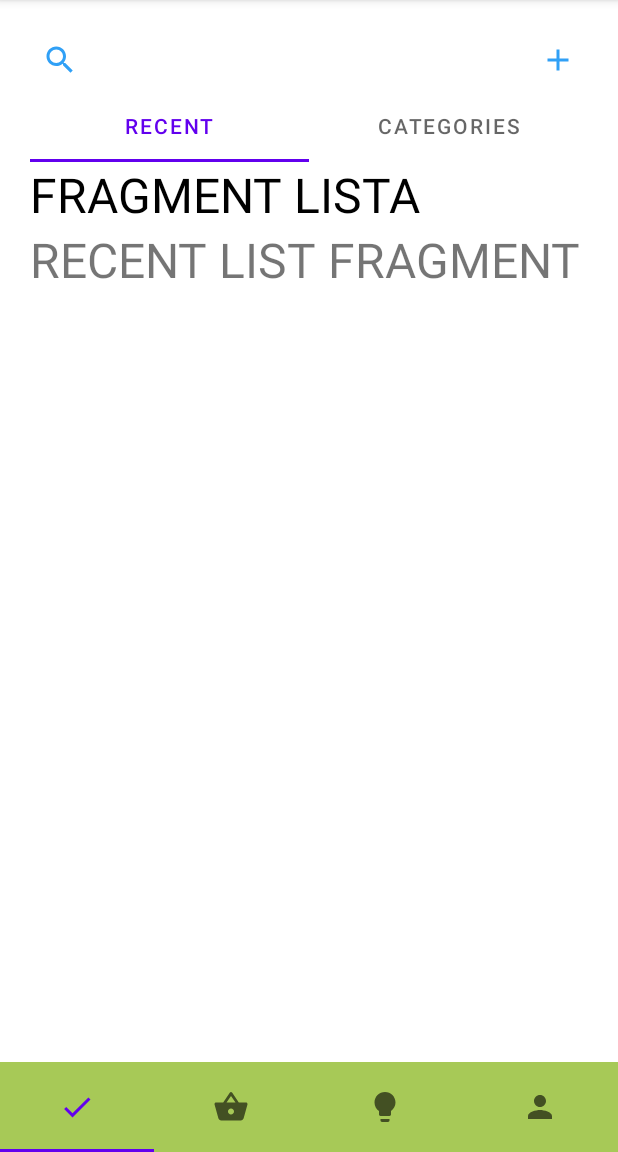
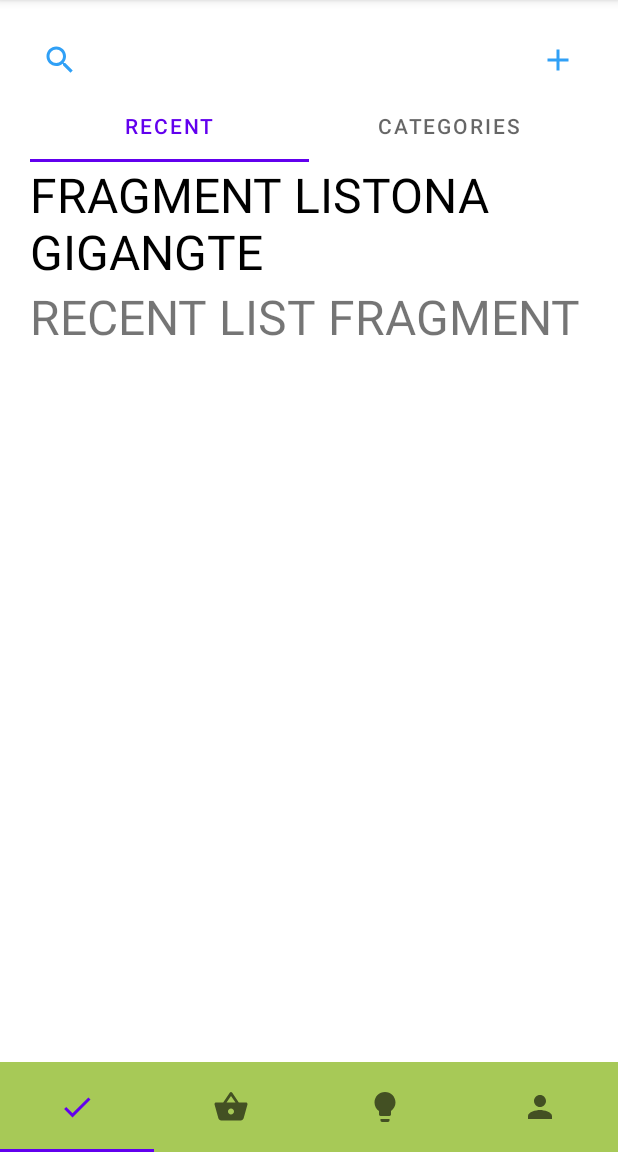
Before and after one commit to MikaKate/AppGreen_android, an Android app: the screen it shows after launch (MainActivity), on a phone screen of 412 x 824 dp, the part 84-1236 px from its top. Run offline under Robolectric (Android 15) with nearby library versions, the phone set to English and light mode, and no system bars; 2 statements that could not run were skipped.

Commit message:
test commit

```diff
--- a/28mar/app/src/main/res/layout/fragment_list.xml
+++ b/28mar/app/src/main/res/layout/fragment_list.xml
@@ -25,7 +25,7 @@
             android:id="@+id/textView"
             android:layout_width="wrap_content"
             android:layout_height="wrap_content"
-            android:text="FRAGMENT LISTA"
+            android:text="FRAGMENT LISTONA GIGANGTE"
             android:textColor="@color/black"
             android:textSize="32dp"
             app:layout_constraintStart_toStartOf="parent"
```
